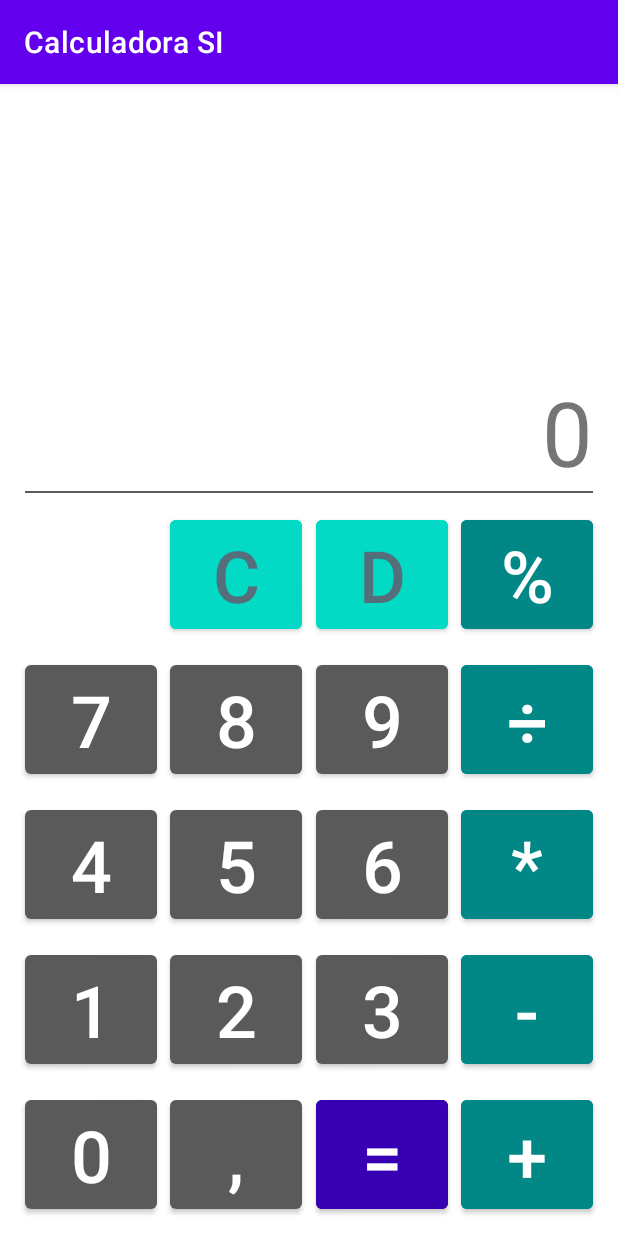
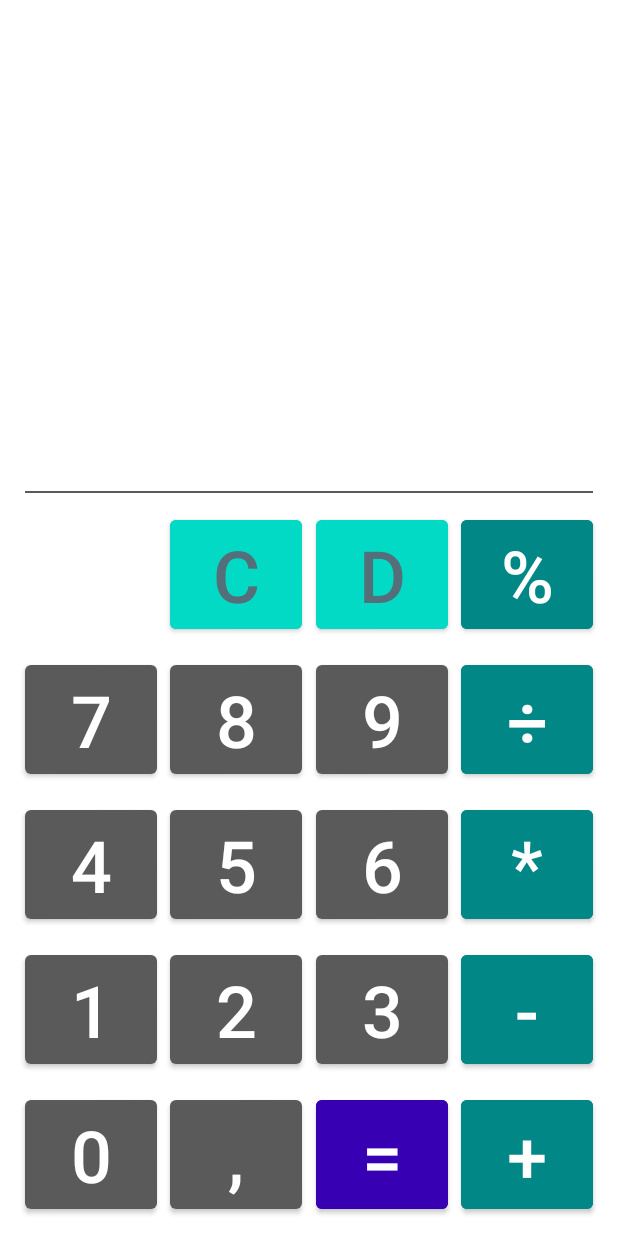
Before and after one commit to guilhermehenrsilva/ProgramacaoParaDispositivosMoveis, an Android app: the screen it shows after launch (MainActivity), on a phone screen of 412 x 824 dp. Run offline under Robolectric (Android 15) with nearby library versions, the phone set to English and light mode, and no system bars; libraries missing offline, so code that uses them is left out: de.congrace.exp4j.

Commit message:
Atualizado 22/04/2024

```diff
--- a/pdm-calc-layout/app/src/main/java/br/edu/ifsuldeminas/mch/calc/MainActivity.java
+++ b/pdm-calc-layout/app/src/main/java/br/edu/ifsuldeminas/mch/calc/MainActivity.java
@@ -1,25 +1,25 @@
 package br.edu.ifsuldeminas.mch.calc;
+
+import android.os.Bundle;
+import android.view.View;
+import android.widget.Button;
+import android.widget.TextView;
+import android.R.id;
 
 import androidx.appcompat.app.AppCompatActivity;
 
-import android.os.Bundle;
-import android.util.Log;
-import android.view.View;
-import android.widget.Button;
-import android.widget.TextView;
+import net.objecthunter.exp4j.Expression;
 
-import net.objecthunter.exp4j.Expression;
 import de.congrace.exp4j.Calculable;
 import de.congrace.exp4j.ExpressionBuilder;
 
 public class MainActivity extends AppCompatActivity implements View.OnClickListener {
 
-
     private static final String TAG = "ifsuldeminas.mch.calc";
-    private Button buttonIgual, buttonUm, buttonDois, buttonTres, buttonQuatro, buttonCinco,
-            buttonSeis, buttonSete, buttonOito, buttonNove, buttonZero, buttonPonto, buttonReset,
-            buttonAdicao, buttonSubtracao, buttonMultiplicacao, buttonDivisao, buttonLimpar;
-    ;
+    private Button buttonZero, buttonUm, buttonDois, buttonTres, buttonQuatro, buttonCinco,
+            buttonSeis, buttonSete, buttonOito, buttonNove, buttonVirgula, buttonIgual,
+            buttonSoma, buttonPorcento, buttonDelete, buttonReset,
+            buttonDivisao, buttonMultiplicacao, buttonSubtracao;
     private TextView textViewResultado;
     private TextView textViewUltimaExpressao;
 
@@ -28,47 +28,8 @@ public class MainActivity extends AppCompatActivity implements View.OnClickListe
         super.onCreate(savedInstanceState);
         setContentView(R.layout.activity_main);
 
-        textViewResultado = findViewById(R.id.textViewResultadoID);
-        textViewUltimaExpressao = findViewById(R.id.textViewUltimaExpressaoID);
-
-        buttonIgual = findViewById(R.id.buttonIgualID);
-        buttonUm = findViewById(R.id.buttonUmID);
-        buttonDois = findViewById(R.id.buttonDoisID);
-        buttonTres = findViewById(R.id.buttonTresID);
-        buttonQuatro = findViewById(R.id.buttonQuatroID);
-        buttonCinco = findViewById(R.id.buttonCincoID);
-        buttonSeis = findViewById(R.id.buttonSeisID);
-        buttonSete = findViewById(R.id.buttonSeteID);
-        buttonOito = findViewById(R.id.buttonOitoID);
-        buttonNove = findViewById(R.id.buttonNoveID);
-        buttonZero = findViewById(R.id.buttonZeroID);
-        buttonPonto = findViewById(R.id.buttonVirgulaID);
-        buttonAdicao = findViewById(R.id.buttonSomaID);
-        buttonSubtracao = findViewById(R.id.buttonSubtracaoID);
-        buttonMultiplicacao = findViewById(R.id.buttonMultiplicacaoID);
-        buttonDivisao = findViewById(R.id.buttonDivisaoID);
-        buttonLimpar = findViewById(R.id.buttonResetID);
-
-
-
-
-        buttonIgual.setOnClickListener(new View.OnClickListener() {
-            @Override
-            public void onClick(View view) {
-                Calculable avaliadorExpressao = null;
-                try {
-                    String expressao = "5+1+4*2";
-                    avaliadorExpressao = new ExpressionBuilder(expressao).build();
-
-                    Double resultado = avaliadorExpressao.calculate();
-
-                    textViewUltimaExpressao.setText(expressao);
-                    textViewResultado.setText(resultado.toString());
-                } catch (Exception e) {
-                    Log.d(TAG, e.getMessage());
-                }
-            }
-        });
+        IniciarComponentes();
+        getSupportActionBar().hide();
 
         buttonZero.setOnClickListener(this);
         buttonUm.setOnClickListener(this);
@@ -80,16 +41,14 @@ public class MainActivity extends AppCompatActivity implements View.OnClickListe
         buttonSete.setOnClickListener(this);
         buttonOito.setOnClickListener(this);
         buttonNove.setOnClickListener(this);
-        buttonPonto.setOnClickListener(this);
-        buttonAdicao.setOnClickListener(this);
+        buttonVirgula.setOnClickListener(this);
+        buttonSoma.setOnClickListener(this);
+        buttonPorcento.setOnClickListener(this);
+        buttonDivisao.setOnClickListener(this);
+        buttonMultiplicacao.setOnClickListener(this);
         buttonSubtracao.setOnClickListener(this);
-        buttonMultiplicacao.setOnClickListener(this);
-        buttonDivisao.setOnClickListener(this);
-        buttonIgual.setOnClickListener(this);
 
-
-        buttonReset.setOnClickListener(new View.OnClickListener(){
-
+        buttonReset.setOnClickListener(new View.OnClickListener() {
             @Override
             public void onClick(View view) {
                 textViewUltimaExpressao.setText("");
@@ -97,110 +56,152 @@ public class MainActivity extends AppCompatActivity implements View.OnClickListe
             }
         });
 
-        buttonLimpar.setOnClickListener(new View.OnClickListener() {
+        buttonDelete.setOnClickListener(new View.OnClickListener() {
             @Override
             public void onClick(View view) {
                 TextView expressao = findViewById(R.id.textViewUltimaExpressaoID);
                 String string = expressao.getText().toString();
+                if(!string.isEmpty()){
 
-                if (!string.isEmpty()){
                     byte var0 = 0;
                     int var1 = string.length()-1;
-                    String textExpressao = string.substring(var0, var1);
-                    expressao.setText(textExpressao);
+                    String txtExpressao = string.substring(var0,var1);
+                    expressao.setText(txtExpressao);
                 }
                 textViewResultado.setText("");
             }
         });
 
-//        buttonIgual.setOnClickListener(new View.OnClickListener() {
-//            @Override
-//            public void onClick(View v) {
-//                try {
-//                    Expression expressao = new ExpressionBuilder(textViewUltimaExpressao.getText().toString()).build();
-//                    double resultado = expressao.evaluate();
-//
-//                    long longResult = (long) resultado;
-//                    if(resultado == (double) longResult){
-//                        textViewResultado.setText((CharSequence) String.valueOf(longResult));
-//                    }else{
-//                        textViewResultado.setText((CharSequence) String.valueOf(resultado));
-//                    }
-//                }catch (Exception e){
-//
-//                }
-//            }
-//        });
+        buttonIgual.setOnClickListener(new View.OnClickListener() {
+            @Override
+            public void onClick(View view) {
+
+                try {
+                    Calculable expressao = new ExpressionBuilder(textViewUltimaExpressao.getText().toString()).build();
+                    double resultado = expressao.calculate();
+                    long longResult = (long) resultado;
+
+                    if (resultado == (double) longResult) {
+                        textViewResultado.setText((CharSequence) String.valueOf(longResult));
+                        textViewUltimaExpressao.setText("");
+
+                    } else {
+                        textViewResultado.setText((CharSequence) String.valueOf(resultado));
+
 
                     }
 
-    public void AcrescentarUmaExpressao(String string, boolean limpar_dados){
+                }catch (Exception e) {
+
+                }
+
+            }
+        });
+
+        textViewResultado.setText("");
+
+    }
+
+    private void IniciarComponentes(){
+
+        textViewResultado = findViewById(R.id.textViewResultadoID);
+        textViewUltimaExpressao = findViewById(R.id.textViewUltimaExpressaoID);
+
+        buttonIgual = findViewById(R.id.buttonIgualID);
+        buttonZero = findViewById(R.id.buttonZeroID);
+        buttonUm = findViewById(R.id.buttonUmID);
+        buttonDois = findViewById(R.id.buttonDoisID);
+        buttonTres = findViewById(R.id.buttonTresID);
+        buttonQuatro = findViewById(R.id.buttonQuatroID);
+        buttonCinco = findViewById(R.id.buttonCincoID);
+        buttonSeis = findViewById(R.id.buttonSeisID);
+        buttonSete = findViewById(R.id.buttonSeteID);
+        buttonOito = findViewById(R.id.buttonOitoID);
+        buttonNove = findViewById(R.id.buttonNoveID);
+        buttonVirgula = findViewById(R.id.buttonVirgulaID);
+        buttonIgual = findViewById(R.id.buttonIgualID);
+        buttonSoma = findViewById(R.id.buttonSomaID);
+        buttonPorcento = findViewById(R.id.buttonPorcentoID);
+        buttonDelete = findViewById(R.id.buttonDeleteID);
+        buttonReset = findViewById(R.id.buttonResetID);
+        buttonDivisao = findViewById(R.id.buttonDivisaoID);
+        buttonMultiplicacao = findViewById(R.id.buttonMultiplicacaoID);
+        buttonSubtracao = findViewById(R.id.buttonSubtracaoID);
+    }
+
+    public void AcrescentarExpressao(String string, boolean limparDados){
+
         if (textViewResultado.getText().equals("")){
-            textViewUltimaExpressao.setText(" ");
+            textViewUltimaExpressao.setText((" "));
         }
-        if (limpar_dados){
+        if (limparDados){
             textViewResultado.setText(" ");
             textViewUltimaExpressao.append(string);
-        } else {
+
+        }else{
             textViewUltimaExpressao.append(textViewResultado.getText());
             textViewUltimaExpressao.append(string);
             textViewResultado.setText(" ");
         }
+
     }
 
     @Override
-    public void onClick(View view){
+    public void onClick(View view) {
      switch (view.getId()){
          case R.id.buttonZeroID:
-             AcrescentarUmaExpressao("0", true );
+             AcrescentarExpressao("0", true);
+             break;
+         case R.id.buttonUmID:
+             AcrescentarExpressao("1", true);
+             break;
+         case R.id.buttonDoisID:
+             AcrescentarExpressao("2", true);
+             break;
+         case R.id.buttonTresID:
+             AcrescentarExpressao("3", true);
+             break;
+         case R.id.buttonQuatroID:
+             AcrescentarExpressao("4", true);
+             break;
+         case R.id.buttonCincoID:
+             AcrescentarExpressao("5", true);
+             break;
+         case R.id.buttonSeisID:
+             AcrescentarExpressao("6", true);
+             break;
+         case R.id.buttonSeteID:
+             AcrescentarExpressao("7", true);
+             break;
+         case R.id.buttonOitoID:
+             AcrescentarExpressao("8", true);
+             break;
+         case R.id.buttonNoveID:
+             AcrescentarExpressao("9", true);
+             break;
+         case R.id.buttonVirgulaID:
+             AcrescentarExpressao(".", true);
              break;
 
-            case R.id.buttonUmID:
-                AcrescentarUmaExpressao("1", true);
+         case R.id.buttonSomaID:
+             AcrescentarExpressao("+", false);
              break;
-            case R.id.buttonDoisID:
-                AcrescentarUmaExpressao("2", true);
+
+         case R.id.buttonSubtracaoID:
+             AcrescentarExpressao("-", false);
              break;
-            case R.id.buttonTresID:
-                AcrescentarUmaExpressao("3", true);
+
+         case R.id.buttonPorcentoID:
+             AcrescentarExpressao("%", false);
              break;
-            case R.id.buttonQuatroID:
-                AcrescentarUmaExpressao("4", true);
-                break;
-            case R.id.buttonCincoID:
-                AcrescentarUmaExpressao("5", true);
-                break;
-            case R.id.buttonSeisID:
-                AcrescentarUmaExpressao("6", true);
-                break;
-            case R.id.buttonSeteID:
-                AcrescentarUmaExpressao("7", true);
-                break;
-            case R.id.buttonOitoID:
-                AcrescentarUmaExpressao("8", true);
-                break;
-            case R.id.buttonNoveID:
-                AcrescentarUmaExpressao("9", true);
-                break;
-            case R.id.buttonVirgulaID:ID:
-                AcrescentarUmaExpressao(".", true);
-                break;
-            case R.id.buttonSomaID:ID:
-                AcrescentarUmaExpressao("+", true);
-                break;
-            case R.id.buttonSubtracaoID:
-                AcrescentarUmaExpressao("-", true);
+         case R.id.buttonDivisaoID:
+             AcrescentarExpressao("/", false);
              break;
          case R.id.buttonMultiplicacaoID:
-                AcrescentarUmaExpressao("*", true);
-                break;
-            case R.id.buttonDivisaoID:
-                AcrescentarUmaExpressao("/", true);
-                break;
-            case R.id.buttonIgualID:
-                AcrescentarUmaExpressao("=",true);
+             AcrescentarExpressao("*", false);
              break;
 
      }
      }
+
 }
--- a/pdm-calc-layout/app/src/main/res/layout/activity_main.xml
+++ b/pdm-calc-layout/app/src/main/res/layout/activity_main.xml
@@ -64,11 +64,49 @@
         android:layout_width="wrap_content"
         android:layout_height="wrap_content"
         android:layout_marginStart="@dimen/default_padding"
-        android:layout_marginBottom="@dimen/button_v_margin"
+        android:layout_marginBottom="12dp"
         android:text="1"
         android:textSize="@dimen/button_text_size"
         app:layout_constraintBottom_toTopOf="@+id/buttonZeroID"
         app:layout_constraintEnd_toStartOf="@+id/buttonDoisID"
+        app:layout_constraintHorizontal_bias="0.5"
+        app:layout_constraintStart_toStartOf="parent" />
+
+    <View
+        android:id="@+id/splitLineHorizontalID"
+        android:layout_width="0dp"
+        android:layout_height="1dp"
+        android:layout_marginBottom="@dimen/button_v_margin"
+        android:background="@color/gray"
+        app:layout_constraintBottom_toTopOf="@+id/buttonDeleteID"
+        app:layout_constraintEnd_toEndOf="@+id/buttonPorcentoID"
+        app:layout_constraintHorizontal_bias="0.0"
+        app:layout_constraintStart_toStartOf="@+id/buttonBlanckID" />
+
+    <Button
+        android:id="@+id/buttonBlanckID"
+        android:layout_width="88dp"
+        android:layout_height="wrap_content"
+        android:layout_marginStart="@dimen/default_padding"
+        android:layout_marginBottom="@dimen/button_v_margin"
+        android:textSize="@dimen/button_text_size"
+        android:visibility="invisible"
+        app:layout_constraintBottom_toTopOf="@+id/buttonSeteID"
+        app:layout_constraintEnd_toStartOf="@+id/buttonResetID"
+        app:layout_constraintHorizontal_bias="0.5"
+        app:layout_constraintStart_toStartOf="parent"
+        tools:ignore="SpeakableTextPresentCheck" />
+
+    <Button
+        android:id="@+id/buttonSeteID"
+        android:layout_width="wrap_content"
+        android:layout_height="wrap_content"
+        android:layout_marginStart="@dimen/default_padding"
+        android:layout_marginBottom="@dimen/button_v_margin"
+        android:text="7"
+        android:textSize="@dimen/button_text_size"
+        app:layout_constraintBottom_toTopOf="@+id/buttonQuatroID"
+        app:layout_constraintEnd_toStartOf="@+id/buttonOitoID"
         app:layout_constraintHorizontal_bias="0.5"
         app:layout_constraintStart_toStartOf="parent" />
 
@@ -129,20 +167,6 @@
         app:layout_constraintStart_toEndOf="@+id/buttonBlanckID" />
 
     <Button
-        android:id="@+id/buttonBlanckID"
-        android:layout_width="88dp"
-        android:layout_height="wrap_content"
-        android:layout_marginStart="@dimen/default_padding"
-        android:layout_marginBottom="@dimen/button_v_margin"
-        android:textSize="@dimen/button_text_size"
-        android:visibility="invisible"
-        app:layout_constraintBottom_toTopOf="@+id/buttonSeteID"
-        app:layout_constraintEnd_toStartOf="@+id/buttonResetID"
-        app:layout_constraintHorizontal_bias="0.5"
-        app:layout_constraintStart_toStartOf="parent"
-        tools:ignore="SpeakableTextPresentCheck" />
-
-    <Button
         android:id="@+id/buttonDivisaoID"
         android:layout_width="wrap_content"
         android:layout_height="wrap_content"
@@ -179,19 +203,6 @@
         app:layout_constraintEnd_toStartOf="@+id/buttonNoveID"
         app:layout_constraintHorizontal_bias="0.5"
         app:layout_constraintStart_toEndOf="@+id/buttonSeteID" />
-
-    <Button
-        android:id="@+id/buttonSeteID"
-        android:layout_width="wrap_content"
-        android:layout_height="wrap_content"
-        android:layout_marginStart="@dimen/default_padding"
-        android:layout_marginBottom="@dimen/button_v_margin"
-        android:text="7"
-        android:textSize="@dimen/button_text_size"
-        app:layout_constraintBottom_toTopOf="@+id/buttonQuatroID"
-        app:layout_constraintEnd_toStartOf="@+id/buttonOitoID"
-        app:layout_constraintHorizontal_bias="0.5"
-        app:layout_constraintStart_toStartOf="parent" />
 
     <Button
         android:id="@+id/buttonMultiplicacaoID"
@@ -270,16 +281,6 @@
         app:layout_constraintStart_toEndOf="@+id/buttonTresID"
         android:theme="@style/ButtonOperacaoTheme"/>
 
-    <View
-        android:id="@+id/splitLineHorizontalID"
-        android:layout_width="0dp"
-        android:layout_height="1dp"
-        android:layout_marginBottom="@dimen/button_v_margin"
-        android:background="@color/gray"
-        app:layout_constraintBottom_toTopOf="@+id/buttonDeleteID"
-        app:layout_constraintEnd_toEndOf="@+id/buttonPorcentoID"
-        app:layout_constraintStart_toStartOf="@+id/buttonBlanckID" />
-
     <TextView
         android:id="@+id/textViewResultadoID"
         android:layout_width="wrap_content"
--- a/pdm-calc-layout/settings.gradle
+++ b/pdm-calc-layout/settings.gradle
@@ -12,7 +12,5 @@ dependencyResolutionManagement {
         mavenCentral()
     }
 }
-
-
 rootProject.name = "LayoutCalc"
 include ':app'
```
Also changed, not shown: pdm-calc-layout/app/build.gradle (+4 -6 lines), 451 other files. Lines whose indentation alone changed are shown as unchanged.
